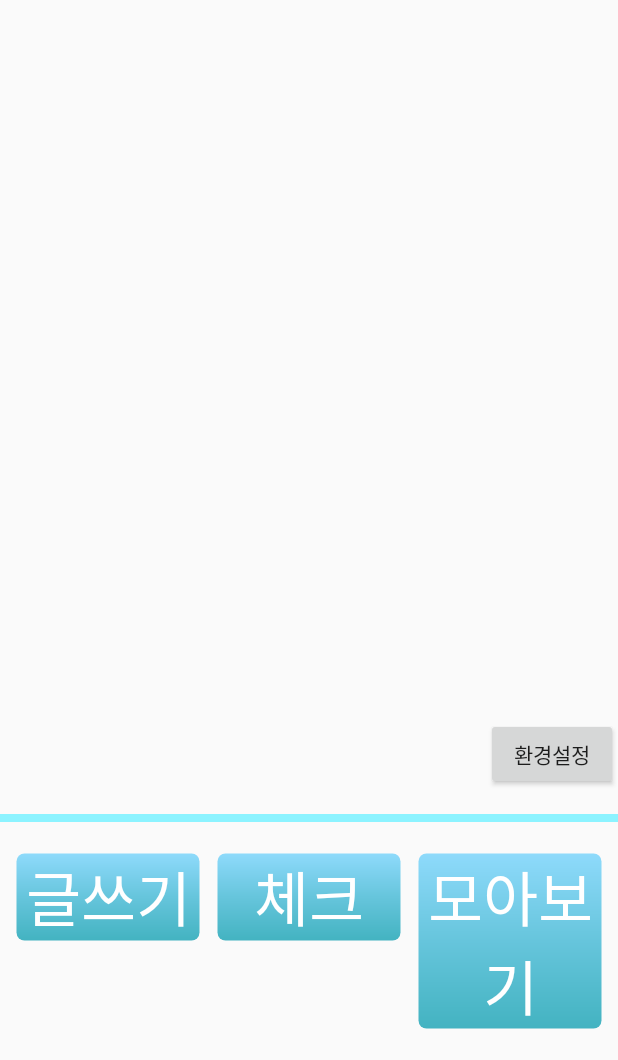
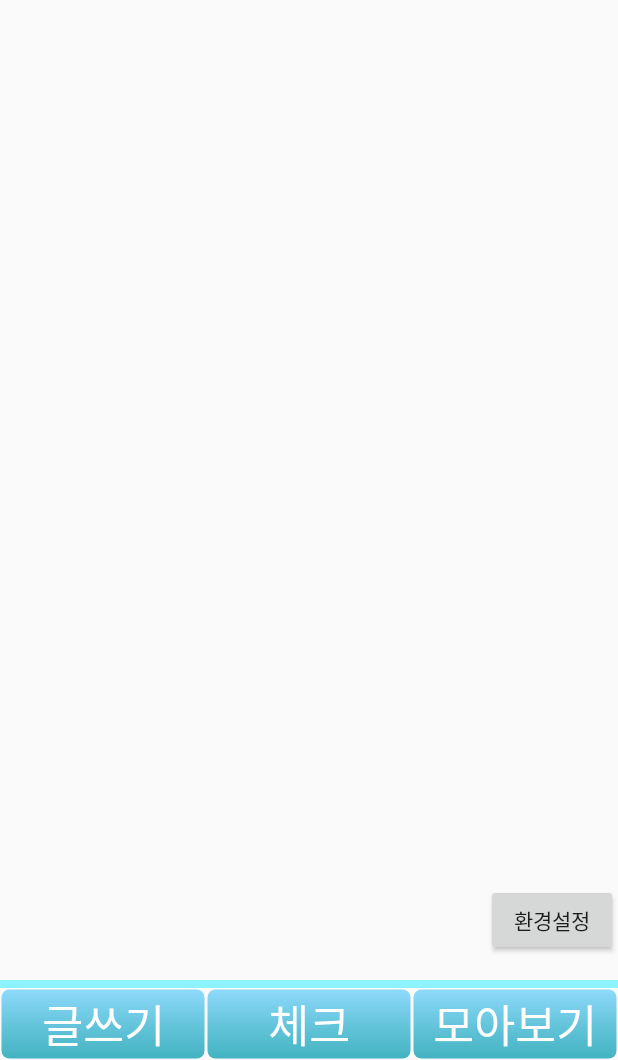
Before and after one commit to Who-IM/LeaveOutApp, an Android app: the MainActivity screen opened directly, with no data from a screen before it, on a phone screen of 412 x 824 dp, the part 176-1236 px from its top. Run offline under Robolectric (Android 15) with nearby library versions, the phone set to English and light mode, and no system bars; Roboto replaces fonts that are not available here; 1 statement that could not run was skipped.

Commit message:
버튼 디자인 수정
버튼 수정

```diff
--- a/Android/LeaveOut/app/src/main/res/layout/main.xml
+++ b/Android/LeaveOut/app/src/main/res/layout/main.xml
@@ -67,7 +67,6 @@
         android:id="@+id/buttonLayer"
         android:layout_width="match_parent"
         android:layout_height="wrap_content"
-        android:layout_marginTop="20dp"
         android:orientation="horizontal"
         android:layout_alignParentBottom="true"
         android:layout_alignParentEnd="true">
@@ -78,14 +77,11 @@
             android:layout_width="0dp"
             android:layout_height="wrap_content"
             android:layout_weight="1"
-            android:layout_marginLeft="10dp"
-            android:layout_marginRight="10dp"
-            android:layout_marginBottom="20dp"
             android:background="@drawable/public_button"
             android:onClick="writeButton"
             android:text="글쓰기"
             android:textColor="#FFFFFFFF"
-            android:textSize="40dp" />
+            android:textSize="30dp" />
 
         <!-- 체크 버튼 -->
         <Button
@@ -93,12 +89,11 @@
             android:layout_width="0dp"
             android:layout_height="wrap_content"
             android:layout_weight="1"
-            android:layout_marginBottom="20dp"
             android:background="@drawable/public_button"
             android:onClick="checkButton"
             android:text="체크"
             android:textColor="#FFFFFFFF"
-            android:textSize="40dp" />
+            android:textSize="30dp" />
 
         <!-- 모아보기 버튼 -->
         <Button
@@ -106,13 +101,10 @@
             android:layout_width="0dp"
             android:layout_height="wrap_content"
             android:layout_weight="1"
-            android:layout_marginLeft="10dp"
-            android:layout_marginRight="10dp"
-            android:layout_marginBottom="20dp"
             android:background="@drawable/public_button"
             android:text="모아보기"
             android:textColor="#FFFFFFFF"
-            android:textSize="40dp" />
+            android:textSize="30dp" />
     </LinearLayout>
 
     <!--경계선-->
```
